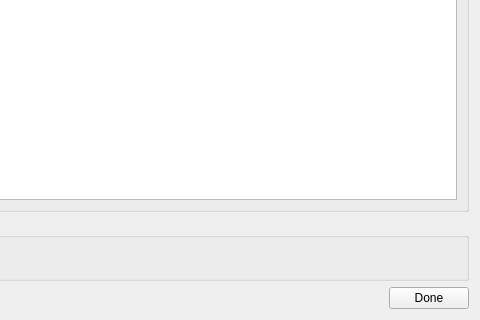
Kayvv/mapclientplugins.convertcoordinatefieldstep, file mapclientplugins/convertcoordinatefieldstep/qt/convertcoordinatefieldwidget.ui: the form before one commit; both pictures show x 235 to 715 and y 208 to 528 of the 715 by 528 pixel window.
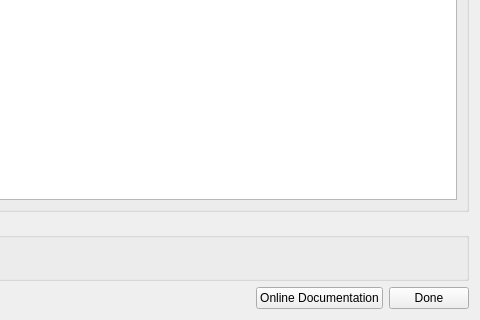
The form after the commit.

Commit message: Add online documentation button

Patch:
```diff
--- a/mapclientplugins/convertcoordinatefieldstep/qt/convertcoordinatefieldwidget.ui
+++ b/mapclientplugins/convertcoordinatefieldstep/qt/convertcoordinatefieldwidget.ui
@@ -70,6 +70,13 @@
        </property>
       </spacer>
      </item>
+    <item>
+       <widget class="QPushButton" name="pushButtonDocumentation">
+        <property name="text">
+         <string>Online Documentation</string>
+        </property>
+       </widget>
+      </item>
      <item>
       <widget class="QPushButton" name="pushButtonDone">
        <property name="text">
```
The commit also changes 3 other files.
